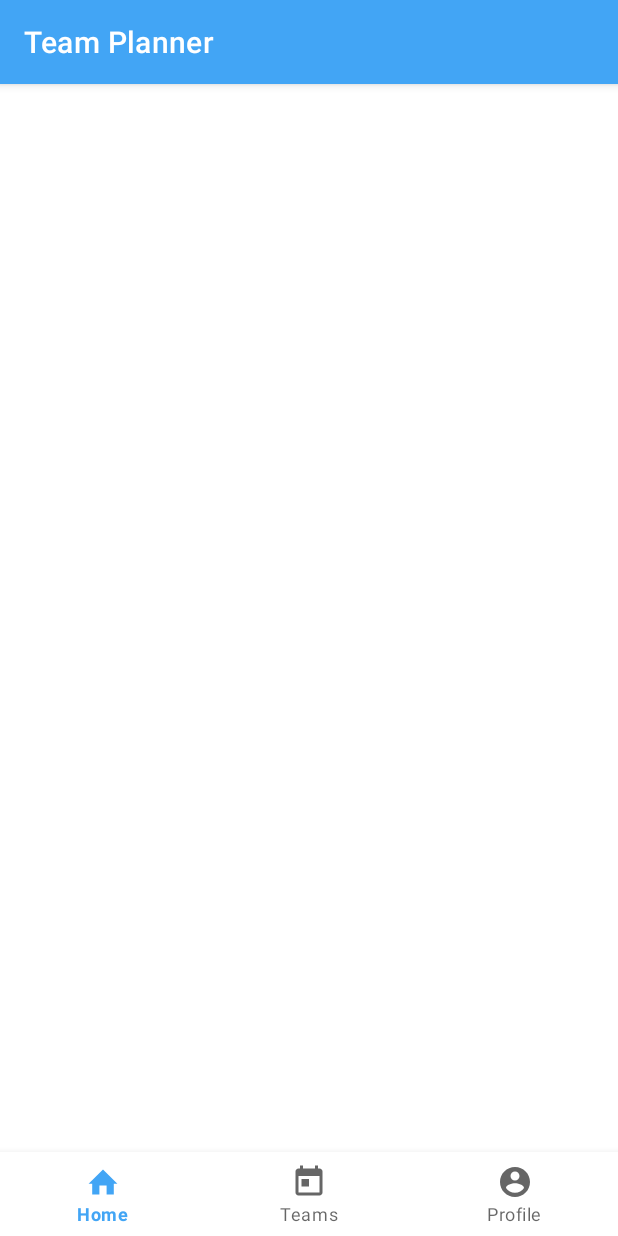
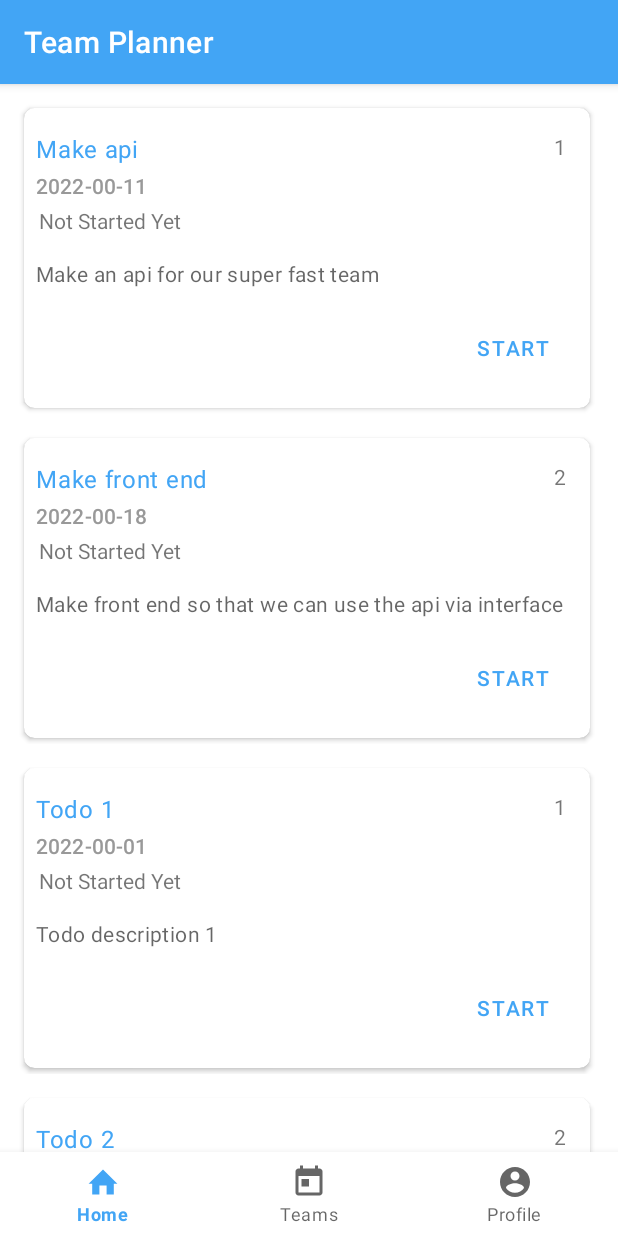
Before and after one commit to JohanesPeterV/team_planner, an Android app: the screen it shows after launch once a user with an empty profile is signed in (MainActivity), on a phone screen of 412 x 824 dp. Run offline under Robolectric (Android 15) with nearby library versions, the phone set to English and light mode, and no system bars; our stand-ins replace Firebase (no records; nobody signed in at launch, a user with empty details on screens opened directly), data binding.

Commit message:
added todo recycler view and fixed login init bug

```diff
--- a/app/src/main/java/com/mobile_prog/team_planner/HomeFragment.java
+++ b/app/src/main/java/com/mobile_prog/team_planner/HomeFragment.java
@@ -1,6 +1,7 @@
 package com.mobile_prog.team_planner;
 
 import android.os.Bundle;
+import android.util.Log;
 import android.view.LayoutInflater;
 import android.view.View;
 import android.view.ViewGroup;
@@ -8,15 +9,23 @@ import android.view.ViewGroup;
 import androidx.annotation.NonNull;
 import androidx.annotation.Nullable;
 import androidx.fragment.app.Fragment;
+import androidx.recyclerview.widget.LinearLayoutManager;
+import androidx.recyclerview.widget.RecyclerView;
 
 import com.mobile_prog.team_planner.R;
+import com.mobile_prog.team_planner.adapters.ToDoAdapter;
+import com.mobile_prog.team_planner.repositories.TeamRepository;
+import com.mobile_prog.team_planner.repositories.ToDoRepository;
 
 public class HomeFragment extends Fragment {
     @Nullable
     @Override
     public View onCreateView(@NonNull LayoutInflater inflater, @Nullable ViewGroup container, @Nullable Bundle savedInstanceState) {
         View rootView = inflater.inflate(R.layout.fragment_home,container,false);
-
+        RecyclerView recyclerView=rootView.findViewById(R.id.toDoRecyclerView);
+        ToDoAdapter toDoAdapter=new ToDoAdapter(ToDoRepository.getUserToDo());
+        recyclerView.setAdapter(toDoAdapter);
+        recyclerView.setLayoutManager(new LinearLayoutManager(this.getContext()));
         return rootView;
     }
 }
--- a/app/src/main/java/com/mobile_prog/team_planner/LoginActivity.java
+++ b/app/src/main/java/com/mobile_prog/team_planner/LoginActivity.java
@@ -36,6 +36,10 @@ public class LoginActivity extends AppCompatActivity {
         etPassword = findViewById(R.id.et_password);
         mAuth = FirebaseAuth.getInstance();
         if(mAuth.getCurrentUser()!=null){
+
+            String[] names=etEmail.getText().toString().split("@");
+
+            UserRepository.login(new User(names[0], etEmail.getText().toString()));
             Intent i = new Intent(LoginActivity.this, MainActivity.class );
             startActivity(i);
         }
@@ -52,6 +56,7 @@ public class LoginActivity extends AppCompatActivity {
             @Override
             public void onClick(View v) {
                 Intent i = new Intent(LoginActivity.this, RegisterActivity.class );
+
                 startActivity(i);
             }
         });
--- a/app/src/main/java/com/mobile_prog/team_planner/adapters/ToDoAdapter.java
+++ b/app/src/main/java/com/mobile_prog/team_planner/adapters/ToDoAdapter.java
@@ -12,7 +12,9 @@ import androidx.recyclerview.widget.RecyclerView;
 
 import com.mobile_prog.team_planner.R;
 import com.mobile_prog.team_planner.models.ToDo;
+import com.mobile_prog.team_planner.repositories.UserRepository;
 
+import java.text.SimpleDateFormat;
 import java.util.ArrayList;
 
 public class ToDoAdapter extends RecyclerView.Adapter{
@@ -36,20 +38,39 @@ public class ToDoAdapter extends RecyclerView.Adapter{
 
     @Override
     public void onBindViewHolder(@NonNull RecyclerView.ViewHolder holder, int position) {
-//        Cart currCart = userCart.getCart(position);
-//        LinearLayout cartDesc = holder.itemView.findViewById(R.id.cartDescription);
-//        TextView cartName = cartDesc.findViewById(R.id.checkOutName);
-//        TextView cartPriceQty = cartDesc.findViewById(R.id.checkOutPrice);
-//        Button removeButton = holder.itemView.findViewById(R.id.removeButton);
-//        cartName.setText(currCart.getConsumable().getName());
-//        String priceQty=currCart.getConsumable().getPrice() + " * " + currCart.getQty()+" = "+(currCart.getQty()*currCart.getConsumable().getPrice());
-//        cartPriceQty.setText(priceQty);
-//        removeButton.setOnClickListener(view -> {
-//            userCart.remove(position);
-//            notifyItemRemoved(position);
-//            totalPrice.setText(""+userCart.calculateTotalPrice());
-//
-//        });
+        ToDo currToDo = toDoList.get(position);
+
+        TextView title=holder.itemView.findViewById(R.id.toDoTitle);
+        TextView startDate=holder.itemView.findViewById(R.id.toDoStartDate);
+        TextView description=holder.itemView.findViewById(R.id.toDoDescription);
+        TextView priority=holder.itemView.findViewById(R.id.toDoPriority);
+        TextView status=holder.itemView.findViewById(R.id.toDoStatus);
+        title.setText(currToDo.getTitle());
+        startDate.setText(new SimpleDateFormat("yyyy-mm-dd").format(currToDo.getStartTime()));
+        description.setText(currToDo.getDescription());
+        priority.setText(""+currToDo.getPriority());
+        status.setText(currToDo.getStatus());
+
+        Button doButton=holder.itemView.findViewById(R.id.doButton);
+        if(currToDo.getStatus().equals(ToDo.notStarted)){
+            doButton.setText("Start");
+        }else if(currToDo.getStatus().equals(ToDo.ongoing)&&currToDo.getOccupier().equals(UserRepository.getCurrentUser().getName())){
+            doButton.setText("Done");
+        }
+        else{
+            doButton.setVisibility(View.INVISIBLE);
+        }
+        doButton.setOnClickListener((view)->{
+            if(currToDo.getStatus().equals(ToDo.notStarted)){
+                currToDo.setStatus(ToDo.ongoing);
+                currToDo.setOccupier(UserRepository.getCurrentUser().getName());
+            }else if(currToDo.getStatus().equals(ToDo.ongoing)&&currToDo.getOccupier().equals(UserRepository.getCurrentUser().getName())){
+                currToDo.setStatus(ToDo.done);
+            }
+            else{
+                doButton.setVisibility(View.INVISIBLE);
+            }
+        });
 
     }
 
--- a/app/src/main/java/com/mobile_prog/team_planner/repositories/TeamRepository.java
+++ b/app/src/main/java/com/mobile_prog/team_planner/repositories/TeamRepository.java
@@ -36,4 +36,5 @@ public class TeamRepository {
         return false;
     }
 
+
 }
--- a/app/src/main/java/com/mobile_prog/team_planner/repositories/ToDoRepository.java
+++ b/app/src/main/java/com/mobile_prog/team_planner/repositories/ToDoRepository.java
@@ -1,10 +1,25 @@
 package com.mobile_prog.team_planner.repositories;
+
+import android.util.Log;
 
 import com.mobile_prog.team_planner.models.Team;
 import com.mobile_prog.team_planner.models.ToDo;
+
+import java.lang.reflect.Array;
+import java.util.ArrayList;
 
 public class ToDoRepository {
     public static void addToDo(Team team, ToDo toDo){
         team.addToDo(toDo);
     }
+    public static ArrayList<ToDo> getUserToDo(){
+        ArrayList<ToDo> toDoContainer=new ArrayList<ToDo>();
+        ArrayList<Team> teamList=UserRepository.getCurrentUser().getTeamArrayList();
+        for (Team team:teamList
+        ) {
+            ArrayList<ToDo> toDoList=team.getToDoArrayList();
+            toDoContainer.addAll(toDoList);
+        }
+        return toDoContainer;
+    }
 }
--- a/app/src/main/java/com/mobile_prog/team_planner/repositories/UserRepository.java
+++ b/app/src/main/java/com/mobile_prog/team_planner/repositories/UserRepository.java
@@ -36,10 +36,12 @@ public class UserRepository {
             team2.addToDo(new ToDo("Todo 12","Todo description 12",12, null, new GregorianCalendar(2022, Calendar.JANUARY, 12).getTime()));
             team2.addToDo(new ToDo("Todo 13","Todo description 13",13, null, new GregorianCalendar(2022, Calendar.JANUARY, 13).getTime()));
 
-
+            user.joinTeam(team1);
+            user.joinTeam(team2);
         }
 
         userList.add(user);
+        currentUser=user;
 
     }
     public static void register(String name, String email){
--- a/app/src/main/res/layout/fragment_home.xml
+++ b/app/src/main/res/layout/fragment_home.xml
@@ -6,6 +6,7 @@
     android:layout_height="match_parent">
 
     <androidx.recyclerview.widget.RecyclerView
+        android:id="@+id/toDoRecyclerView"
         android:layout_width="409dp"
         android:layout_height="match_parent"
         app:layout_constraintTop_toTopOf="parent"
--- a/app/src/main/res/layout/todo_card_item.xml
+++ b/app/src/main/res/layout/todo_card_item.xml
@@ -46,7 +46,7 @@
                     android:layout_width="wrap_content"
                     android:layout_height="wrap_content"
                     android:layout_marginStart="8dp"
-                    android:layout_marginTop="8dp"
+                    android:layout_marginTop="4dp"
                     android:text="StartDate"
                     android:textAppearance="@style/TextAppearance.MaterialComponents.Subtitle2"
                     android:textColor="#999"
@@ -66,7 +66,7 @@
                     app:layout_constraintEnd_toEndOf="parent"
                     app:layout_constraintHorizontal_bias="1.0"
                     app:layout_constraintStart_toStartOf="parent"
-                    app:layout_constraintTop_toBottomOf="@+id/toDoStartDate" />
+                    app:layout_constraintTop_toBottomOf="@+id/toDoStatus" />
 
                 <Button
                     android:id="@+id/doButton"
@@ -93,6 +93,16 @@
                     app:layout_constraintEnd_toEndOf="parent"
                     app:layout_constraintTop_toTopOf="parent" />
 
+                <TextView
+                    android:id="@+id/toDoStatus"
+                    android:layout_width="wrap_content"
+                    android:layout_height="wrap_content"
+                    android:layout_marginStart="2dp"
+                    android:layout_marginTop="4dp"
+                    android:text="status"
+                    app:layout_constraintStart_toStartOf="@+id/toDoStartDate"
+                    app:layout_constraintTop_toBottomOf="@+id/toDoStartDate" />
+
             </androidx.constraintlayout.widget.ConstraintLayout>
         </androidx.cardview.widget.CardView>
 
```
